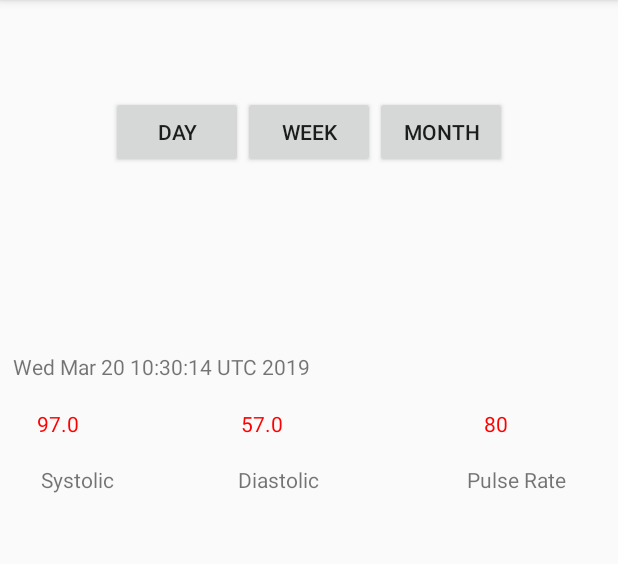
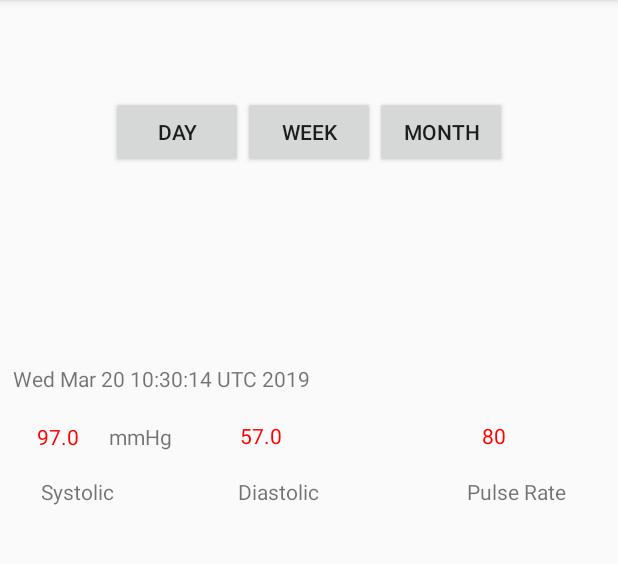
Before and after one commit to Collygon/OsiLifeConnect_ASE, an Android app: the BloodPressureActivity screen opened directly, with no data from a screen before it, on a phone screen of 412 x 824 dp, the part 84-648 px from its top. Run offline under Robolectric (Android 15) with nearby library versions, the light colour scheme and no system bars.

Commit message:
added mmHg label

```diff
--- a/app/src/main/res/layout/recycler_view_item.xml
+++ b/app/src/main/res/layout/recycler_view_item.xml
@@ -10,6 +10,7 @@
         android:id="@+id/bloodDateView"
         android:layout_width="wrap_content"
         android:layout_height="wrap_content"
+        android:layout_marginTop="8dp"
         android:text="@string/date_display"
         app:layout_constraintStart_toStartOf="parent"
         app:layout_constraintTop_toTopOf="parent" />
@@ -55,22 +56,22 @@
 
     <TextView
         android:id="@+id/systolicNum"
-      android:layout_width="66dp"
-      android:layout_height="wrap_content"
+        android:layout_width="48dp"
+        android:layout_height="18dp"
         android:layout_marginStart="16dp"
         android:layout_marginTop="8dp"
         android:layout_marginBottom="8dp"
         android:ems="10"
+        android:textColor="#ff0000"
         app:layout_constraintBottom_toTopOf="@+id/systolicView"
         app:layout_constraintStart_toStartOf="parent"
-      app:layout_constraintTop_toBottomOf="@+id/bloodDateView"
-      android:textColor="#ff0000" />
+        app:layout_constraintTop_toBottomOf="@+id/bloodDateView" />
 
     <TextView
         android:id="@+id/diastolicNum"
         android:layout_width="66dp"
         android:layout_height="wrap_content"
-        android:layout_marginStart="70dp"
+        android:layout_marginStart="87dp"
         android:layout_marginTop="8dp"
         android:layout_marginBottom="8dp"
         android:ems="10"
@@ -84,7 +85,7 @@
         android:id="@+id/pulseNum"
         android:layout_width="66dp"
         android:layout_height="wrap_content"
-        android:layout_marginStart="96dp"
+        android:layout_marginStart="95dp"
         android:layout_marginTop="8dp"
         android:layout_marginBottom="8dp"
         android:ems="10"
@@ -93,4 +94,13 @@
         app:layout_constraintStart_toEndOf="@+id/diastolicNum"
         app:layout_constraintTop_toBottomOf="@+id/bloodDateView"
         app:layout_constraintVertical_bias="0.523" />
+
+    <TextView
+        android:id="@+id/mmhgView"
+        android:layout_width="wrap_content"
+        android:layout_height="wrap_content"
+        android:layout_marginTop="19dp"
+        android:text="mmHg"
+        app:layout_constraintStart_toEndOf="@+id/systolicNum"
+        app:layout_constraintTop_toBottomOf="@+id/bloodDateView" />
 </android.support.constraint.ConstraintLayout>
```
Lines whose indentation alone changed are shown as unchanged.
